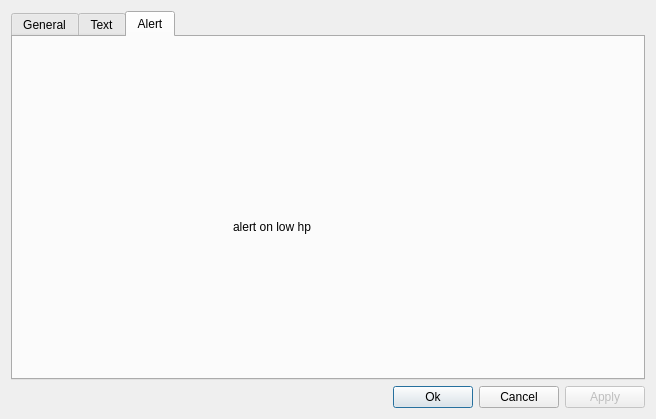
The window that highlightdialog.ui (matoom/frostbite) describes before a commit, drawn with Qt 5.
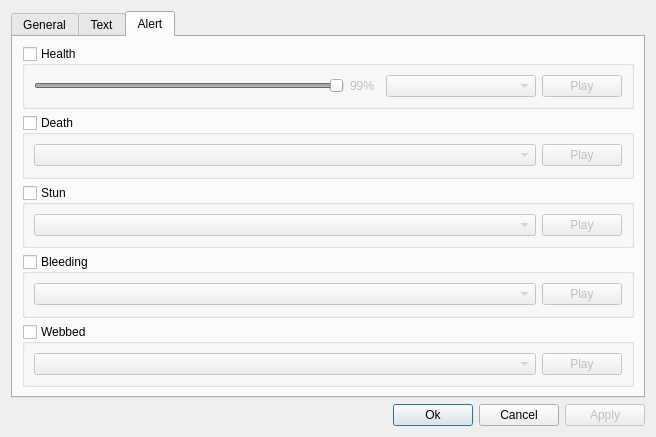
The same window after the commit. The open tabs and pages were chosen to show the change. Icons and pictures are not drawn.

Commit message: Added basic functionality for highlight settings dialog text and alert tabs.

```diff
--- a/highlightdialog.ui
+++ b/highlightdialog.ui
@@ -429,19 +429,196 @@
       <attribute name="title">
        <string>Alert</string>
       </attribute>
-      <widget class="QLabel" name="label_7">
-       <property name="geometry">
-        <rect>
-         <x>220</x>
-         <y>180</y>
-         <width>101</width>
-         <height>20</height>
-        </rect>
-       </property>
-       <property name="text">
-        <string>alert on low hp</string>
-       </property>
-      </widget>
+      <layout class="QVBoxLayout" name="verticalLayout_4">
+       <item>
+        <widget class="QGroupBox" name="healthGroup">
+         <property name="title">
+          <string>Health</string>
+         </property>
+         <property name="checkable">
+          <bool>true</bool>
+         </property>
+         <property name="checked">
+          <bool>false</bool>
+         </property>
+         <layout class="QHBoxLayout" name="horizontalLayout">
+          <item>
+           <widget class="QSlider" name="healthSlider">
+            <property name="minimumSize">
+             <size>
+              <width>100</width>
+              <height>0</height>
+             </size>
+            </property>
+            <property name="sliderPosition">
+             <number>99</number>
+            </property>
+            <property name="orientation">
+             <enum>Qt::Horizontal</enum>
+            </property>
+           </widget>
+          </item>
+          <item>
+           <widget class="QLabel" name="healthSliderText">
+            <property name="enabled">
+             <bool>false</bool>
+            </property>
+            <property name="minimumSize">
+             <size>
+              <width>30</width>
+              <height>0</height>
+             </size>
+            </property>
+            <property name="text">
+             <string>99%</string>
+            </property>
+           </widget>
+          </item>
+          <item>
+           <widget class="QComboBox" name="healthPlaySelect">
+            <property name="minimumSize">
+             <size>
+              <width>150</width>
+              <height>0</height>
+             </size>
+            </property>
+           </widget>
+          </item>
+          <item>
+           <widget class="QPushButton" name="healthPlayButton">
+            <property name="text">
+             <string>Play</string>
+            </property>
+           </widget>
+          </item>
+         </layout>
+        </widget>
+       </item>
+       <item>
+        <widget class="QGroupBox" name="deathGroup">
+         <property name="title">
+          <string>Death</string>
+         </property>
+         <property name="checkable">
+          <bool>true</bool>
+         </property>
+         <property name="checked">
+          <bool>false</bool>
+         </property>
+         <layout class="QHBoxLayout" name="horizontalLayout_14">
+          <item>
+           <widget class="QComboBox" name="deathPlaySelect"/>
+          </item>
+          <item>
+           <widget class="QPushButton" name="deathPlayButton">
+            <property name="sizePolicy">
+             <sizepolicy hsizetype="Fixed" vsizetype="Fixed">
+              <horstretch>0</horstretch>
+              <verstretch>0</verstretch>
+             </sizepolicy>
+            </property>
+            <property name="text">
+             <string>Play</string>
+            </property>
+           </widget>
+          </item>
+         </layout>
+        </widget>
+       </item>
+       <item>
+        <widget class="QGroupBox" name="stunGroup">
+         <property name="title">
+          <string>Stun</string>
+         </property>
+         <property name="checkable">
+          <bool>true</bool>
+         </property>
+         <property name="checked">
+          <bool>false</bool>
+         </property>
+         <layout class="QHBoxLayout" name="horizontalLayout_12">
+          <item>
+           <widget class="QComboBox" name="stunPlaySelect"/>
+          </item>
+          <item>
+           <widget class="QPushButton" name="stunPlayButton">
+            <property name="sizePolicy">
+             <sizepolicy hsizetype="Fixed" vsizetype="Fixed">
+              <horstretch>0</horstretch>
+              <verstretch>0</verstretch>
+             </sizepolicy>
+            </property>
+            <property name="text">
+             <string>Play</string>
+            </property>
+           </widget>
+          </item>
+         </layout>
+        </widget>
+       </item>
+       <item>
+        <widget class="QGroupBox" name="bleedingGroup">
+         <property name="title">
+          <string>Bleeding</string>
+         </property>
+         <property name="checkable">
+          <bool>true</bool>
+         </property>
+         <property name="checked">
+          <bool>false</bool>
+         </property>
+         <layout class="QHBoxLayout" name="horizontalLayout_13">
+          <item>
+           <widget class="QComboBox" name="bleedingPlaySelect"/>
+          </item>
+          <item>
+           <widget class="QPushButton" name="bleedingPlayButton">
+            <property name="sizePolicy">
+             <sizepolicy hsizetype="Fixed" vsizetype="Fixed">
+              <horstretch>0</horstretch>
+              <verstretch>0</verstretch>
+             </sizepolicy>
+            </property>
+            <property name="text">
+             <string>Play</string>
+            </property>
+           </widget>
+          </item>
+         </layout>
+        </widget>
+       </item>
+       <item>
+        <widget class="QGroupBox" name="webbedGroup">
+         <property name="title">
+          <string>Webbed</string>
+         </property>
+         <property name="checkable">
+          <bool>true</bool>
+         </property>
+         <property name="checked">
+          <bool>false</bool>
+         </property>
+         <layout class="QHBoxLayout" name="horizontalLayout_15">
+          <item>
+           <widget class="QComboBox" name="webbedPlaySelect"/>
+          </item>
+          <item>
+           <widget class="QPushButton" name="webbedPlayButton">
+            <property name="sizePolicy">
+             <sizepolicy hsizetype="Fixed" vsizetype="Fixed">
+              <horstretch>0</horstretch>
+              <verstretch>0</verstretch>
+             </sizepolicy>
+            </property>
+            <property name="text">
+             <string>Play</string>
+            </property>
+           </widget>
+          </item>
+         </layout>
+        </widget>
+       </item>
+      </layout>
      </widget>
     </widget>
    </item>
```
Left out of the diff: 22 changed lines with no effect on the pictures. The commit also changes 14 other files.
